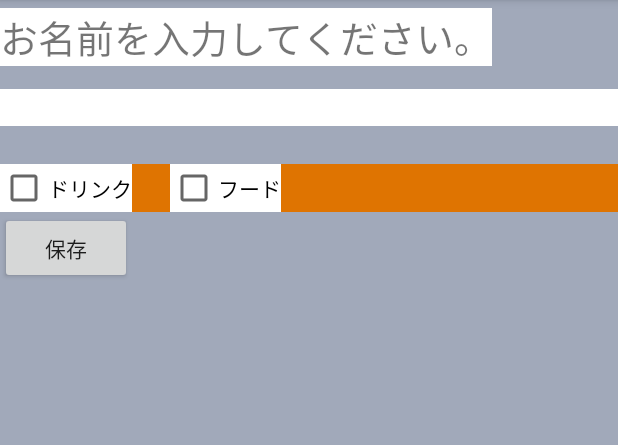
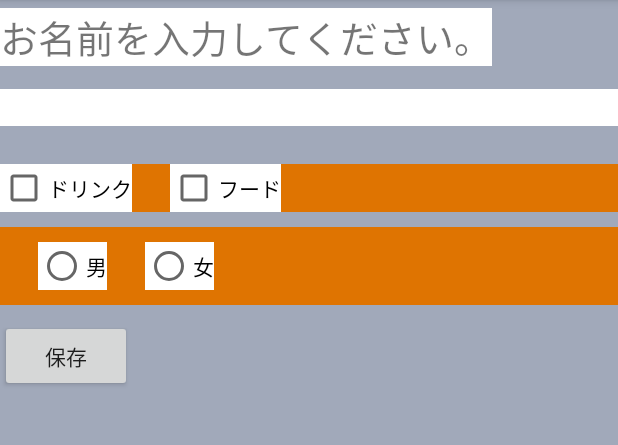
Before and after one commit to Kawboy442/AndroidViewSample, an Android app: the screen it shows after launch (MainActivity), on a phone screen of 412 x 824 dp, the part 84-529 px from its top. Run offline under Robolectric (Android 15) with nearby library versions, the phone set to English and light mode, and no system bars.

Commit message:
feat: add Radiogroup

```diff
--- a/app/src/main/res/layout/activity_main.xml
+++ b/app/src/main/res/layout/activity_main.xml
@@ -51,6 +51,34 @@
 
     </LinearLayout>
 
+    <RadioGroup
+        android:layout_width="match_parent"
+        android:layout_height="wrap_content"
+        android:layout_marginBottom="10dp"
+        android:layout_marginTop="10dp"
+        android:background="#df7401"
+        android:orientation="horizontal"
+        android:paddingBottom="10dp"
+        android:paddingTop="10dp">
+
+    <RadioButton
+        android:id="@+id/rbMale"
+        android:layout_width="wrap_content"
+        android:layout_height="wrap_content"
+        android:layout_marginLeft="25dp"
+        android:layout_marginRight="25dp"
+        android:background="#FFFFFF"
+        android:text="@string/rd_male"/>
+
+    <RadioButton
+        android:id="@+id/rbFemale"
+        android:layout_width="wrap_content"
+        android:layout_height="wrap_content"
+        android:background="#FFFFFF"
+        android:text="@string/rb_female"/>
+
+    </RadioGroup>
+
     <Button
         android:id="@+id/btSave"
         android:layout_width="wrap_content"
--- a/app/src/main/res/values/strings.xml
+++ b/app/src/main/res/values/strings.xml
@@ -7,4 +7,7 @@
 
     <string name="cd_drink">ドリンク</string>
     <string name="cd_food">フード</string>
+
+    <string name="rd_male">男</string>
+    <string name="rb_female">女</string>
 </resources>
```
